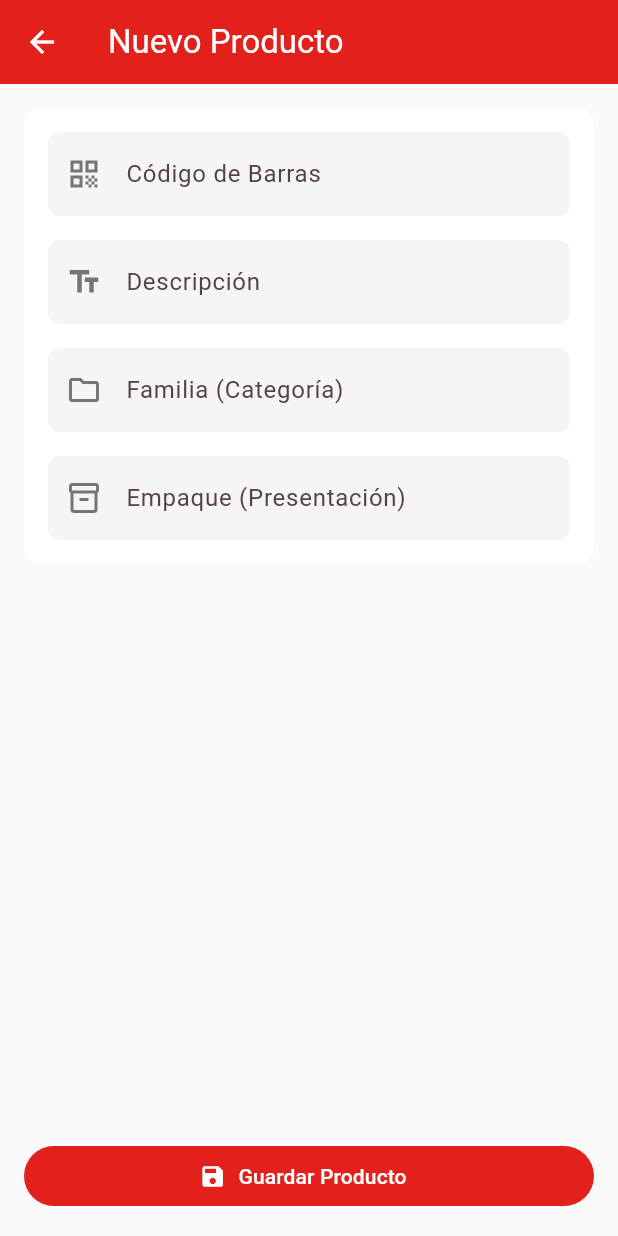
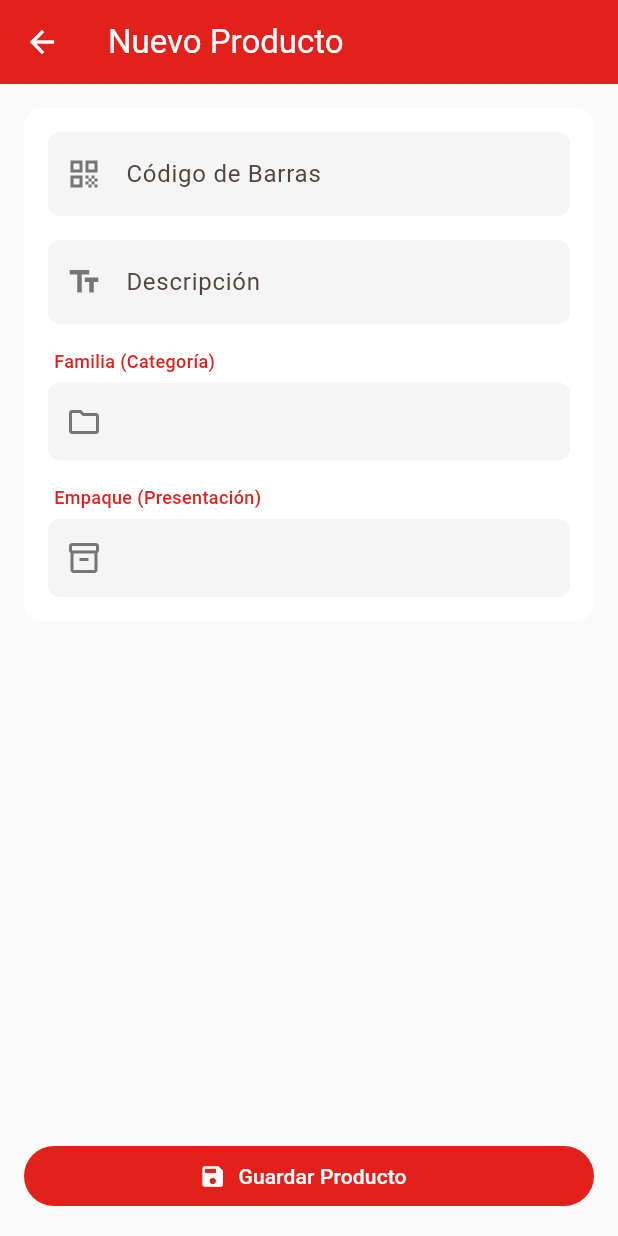
Before and after one commit to EithanMendoza/six-inventario, a Flutter app: the screen it shows after launch, after a tap on the "add" icon, on a phone screen of 412 x 824 dp. Run offline on Flutter 3.47's test engine with Material 3 defaults, Android fonts, the phone set to English and light mode, and no system bars; our stand-ins replace isar, pdf, share_plus; accounts and stored records are empty; generated files the repository leaves out were written again.

Commit message:
refactor(inventario): optimización visual de filtros, ordenamiento y Autocomplete
- UI: Implementación de colores semánticos (verde/naranja) dinámicos para el estado del filtro actual.
- UX: Reestructuración del menú de ordenamiento con divisores lógicos (chunking) e iconografía direccional intuitiva.
- UX: Inversión del layout de tarjetas (Sistema a la izquierda, Físico a la derecha) para facilitar la resta mental.
- Fix: Refactorización 100% nativa del ProductAutocompleteField. Se externalizó el Label para garantizar un anclaje perfecto del menú emergente (OptionsViewOpenDirection.up), eliminando cálculos manuales de pixeles y Transform.translate.

```diff
--- a/lib/features/inventory/widgets/inventory_app_bar.dart
+++ b/lib/features/inventory/widgets/inventory_app_bar.dart
@@ -1,5 +1,6 @@
 // lib/features/inventory/widgets/inventory_app_bar.dart
 import 'package:flutter/material.dart';
+import 'package:six_inventario/core/app_theme.dart';
 import '../controllers/inventory_controller.dart';
 import '../models/filtros_model.dart';
 import '../screens/category_settings_screen.dart';
@@ -23,7 +24,7 @@ class InventoryAppBar extends StatelessWidget implements PreferredSizeWidget {
         child: TextField(
           onChanged: controller.buscar,
           decoration: InputDecoration(
-            hintText: 'Buscar productos...',
+            hintText: 'Buscar',
             hintStyle: TextStyle(color: Colors.grey.shade600, fontSize: 12),
             prefixIcon:
                 Icon(Icons.search, color: Colors.grey.shade600, size: 20),
@@ -66,7 +67,7 @@ class InventoryAppBar extends StatelessWidget implements PreferredSizeWidget {
               );
             }),
         _buildFilterMenu(),
-        _buildSortMenu(),
+        _buildSortMenu(context),
         const SizedBox(width: 6),
       ],
       bottom: TabBar(
@@ -88,14 +89,34 @@ class InventoryAppBar extends StatelessWidget implements PreferredSizeWidget {
   }
 
   Widget _buildFilterMenu() {
+    // MAGIA AQUÍ: Envolvemos el menú para que escuche los cambios de color en tiempo real
+    return ListenableBuilder(
+      listenable: controller,
+      builder: (context, _) {
+        Color colorIcono;
+        switch (controller.filtroActual) {
+          case FiltroEstado.completados:
+            colorIcono = Colors.greenAccent;
+            break;
+          case FiltroEstado.faltantes:
+            colorIcono = Colors.orangeAccent;
+            break;
+          case FiltroEstado.todos:
+          default:
+            colorIcono = Colors.white; // O el color de tu AppBar
+            break;
+        }
+
         return PopupMenuButton<FiltroEstado>(
-      icon: const Icon(Icons.filter_alt),
+          icon: Icon(Icons.filter_alt, color: colorIcono),
           onSelected: controller.cambiarFiltro,
           itemBuilder: (context) => [
             _buildPopupItem(FiltroEstado.todos, 'Mostrar Todo'),
             _buildPopupItem(FiltroEstado.completados, 'Contados'),
             _buildPopupItem(FiltroEstado.faltantes, 'Sin contar'),
           ],
+        );
+      },
     );
   }
 
@@ -107,26 +128,79 @@ class InventoryAppBar extends StatelessWidget implements PreferredSizeWidget {
           style: TextStyle(
               fontWeight: controller.filtroActual == valor
                   ? FontWeight.bold
-                  : FontWeight.normal)),
+                  : FontWeight.normal,
+              color: controller.filtroActual == valor
+                  ? AppTheme.colorPrimario
+                  : Colors.black87)),
     );
   }
 
-  Widget _buildSortMenu() {
+  Widget _buildSortMenu(BuildContext context) {
+    // También lo hacemos reactivo para que el icono principal cambie de color
+    return ListenableBuilder(
+        listenable: controller,
+        builder: (context, _) {
+          final bool isDefault =
+              controller.ordenActual == TipoOrdenamiento.recientes;
+
           return PopupMenuButton<TipoOrdenamiento>(
-      icon: const Icon(Icons.sort),
+            icon: Icon(
+              Icons.sort,
+              color: isDefault ? Colors.white : Colors.lightBlueAccent,
+            ),
             onSelected: controller.cambiarOrden,
-      itemBuilder: (context) => const [
-        PopupMenuItem(
-            value: TipoOrdenamiento.alfabeticoAsc, child: Text('A - Z')),
-        PopupMenuItem(
-            value: TipoOrdenamiento.alfabeticoDesc, child: Text('Z - A')),
-        PopupMenuItem(value: TipoOrdenamiento.codigoAsc, child: Text('0 - 9')),
-        PopupMenuItem(value: TipoOrdenamiento.codigoDesc, child: Text('9 - 0')),
-        PopupMenuItem(
-            value: TipoOrdenamiento.recientes, child: Text('Más Recientes')),
-        PopupMenuItem(
-            value: TipoOrdenamiento.antiguos, child: Text('Más Antiguos')),
+            itemBuilder: (ctx) => [
+              // GRUPO 1: Tiempo (Iconos de reloj muy claros)
+              _buildSortItem(ctx, TipoOrdenamiento.recientes, 'Más Recientes',
+                  Icons.access_time),
+              _buildSortItem(ctx, TipoOrdenamiento.antiguos, 'Más Antiguos',
+                  Icons.history),
+
+              const PopupMenuDivider(),
+
+              // GRUPO 2: Alfabético (Flechas direccionales)
+              _buildSortItem(ctx, TipoOrdenamiento.alfabeticoAsc, 'A - Z',
+                  Icons.arrow_downward),
+              _buildSortItem(ctx, TipoOrdenamiento.alfabeticoDesc, 'Z - A',
+                  Icons.arrow_upward),
+
+              const PopupMenuDivider(),
+
+              // GRUPO 3: Códigos (Flechas direccionales)
+              _buildSortItem(
+                  ctx, TipoOrdenamiento.codigoAsc, '0 - 9', Icons.arrow_upward),
+              _buildSortItem(ctx, TipoOrdenamiento.codigoDesc, '9 - 0',
+                  Icons.arrow_downward),
             ],
+          );
+        });
+  }
+
+  // 3. Modificamos la función para que reciba el BuildContext
+  PopupMenuItem<TipoOrdenamiento> _buildSortItem(BuildContext context,
+      TipoOrdenamiento valor, String texto, IconData icono) {
+    final bool isSelected = controller.ordenActual == valor;
+
+    // 4. ¡Ahora esto funcionará perfectamente porque ya sabe qué es context!
+    final colorPrimario = Theme.of(context).colorScheme.primary;
+
+    return PopupMenuItem(
+      value: valor,
+      child: Row(
+        children: [
+          Icon(icono,
+              size: 20,
+              color: isSelected ? colorPrimario : Colors.grey.shade600),
+          const SizedBox(width: 12),
+          Text(
+            texto,
+            style: TextStyle(
+              fontWeight: isSelected ? FontWeight.bold : FontWeight.normal,
+              color: isSelected ? colorPrimario : Colors.black87,
+            ),
+          ),
+        ],
+      ),
     );
   }
 
--- a/lib/features/inventory/widgets/product_autocomplete_field.dart
+++ b/lib/features/inventory/widgets/product_autocomplete_field.dart
@@ -46,7 +46,27 @@ class _ProductAutocompleteFieldState<T extends Object>
   @override
   Widget build(BuildContext context) {
     return LayoutBuilder(
-      builder: (context, constraints) => RawAutocomplete<T>(
+      builder: (context, constraints) => Column(
+        crossAxisAlignment: CrossAxisAlignment.start,
+        mainAxisSize: MainAxisSize.min,
+        children: [
+          // 1. Etiqueta externa: Al sacarla del InputDecoration,
+          // evitamos que Flutter cree un "techo" invisible demasiado alto.
+          Padding(
+            padding: const EdgeInsets.only(left: 4.0, bottom: 6.0),
+            child: Text(
+              widget.label,
+              style: TextStyle(
+                color: Theme.of(context).colorScheme.primary,
+                fontSize: 12,
+                fontWeight: FontWeight.w500,
+              ),
+            ),
+          ),
+
+          // 2. El Autocomplete con su caja física exacta
+          RawAutocomplete<T>(
+            optionsViewOpenDirection: OptionsViewOpenDirection.up,
             textEditingController: widget.controller,
             focusNode: _focusNode,
             optionsBuilder: (TextEditingValue textEditingValue) {
@@ -63,7 +83,7 @@ class _ProductAutocompleteFieldState<T extends Object>
                 controller: fieldController,
                 focusNode: focusNode,
                 decoration: InputDecoration(
-              labelText: widget.label,
+                  // IMPORTANTE: Ya no usamos labelText aquí
                   filled: true,
                   fillColor: Colors.grey.shade100,
                   prefixIcon: Icon(widget.icon, color: Colors.grey.shade600),
@@ -75,9 +95,13 @@ class _ProductAutocompleteFieldState<T extends Object>
                             setState(() {});
                           })
                       : null,
+                  // Padding interno para que la caja gris se vea proporcional
+                  contentPadding: const EdgeInsets.symmetric(
+                      vertical: 14.0, horizontal: 12.0),
                   border: OutlineInputBorder(
                     borderRadius: BorderRadius.circular(8),
-                  borderSide: BorderSide.none),
+                    borderSide: BorderSide.none,
+                  ),
                 ),
               );
             },
@@ -90,16 +114,17 @@ class _ProductAutocompleteFieldState<T extends Object>
               final itemCount = optionsList.length + (showCreateOption ? 1 : 0);
 
               return Align(
-            alignment: Alignment.topLeft,
+                // 3. Alineación nativa: Se apoyará exactamente en el borde gris
+                alignment: Alignment.bottomLeft,
                 child: Material(
-              elevation: 4,
+                  elevation: 6, // Sombra sutil para despegarlo del fondo
                   borderRadius: BorderRadius.circular(8),
+                  clipBehavior: Clip.antiAlias, // Redondeo limpio
                   child: Container(
                     width: constraints.maxWidth,
-                constraints: const BoxConstraints(
-                    maxHeight: 250), // Auditoría: Limita altura
+                    color: Colors.white,
+                    constraints: const BoxConstraints(maxHeight: 250),
                     child: ListView.builder(
-                  // Auditoría: Renderizado eficiente
                       padding: EdgeInsets.zero,
                       shrinkWrap: true,
                       itemCount: itemCount,
@@ -107,8 +132,8 @@ class _ProductAutocompleteFieldState<T extends Object>
                         if (showCreateOption && index == 0) {
                           return ListTile(
                             tileColor: Colors.white,
-                        leading:
-                            const Icon(Icons.add_circle, color: Colors.blue),
+                            leading: const Icon(Icons.add_circle,
+                                color: Colors.blue),
                             title: Text('Crear "${widget.controller.text}"'),
                             onTap: () {
                               widget.onCreate(widget.controller.text);
@@ -117,7 +142,8 @@ class _ProductAutocompleteFieldState<T extends Object>
                           );
                         }
 
-                    final optionIndex = showCreateOption ? index - 1 : index;
+                        final optionIndex =
+                            showCreateOption ? index - 1 : index;
                         final option = optionsList[optionIndex];
 
                         return ListTile(
@@ -135,6 +161,8 @@ class _ProductAutocompleteFieldState<T extends Object>
               );
             },
           ),
+        ],
+      ),
     );
   }
 }
```
Also changed, not shown: lib/features/inventory/widgets/product_card.dart (+30 -28 lines). Lines whose indentation alone changed are shown as unchanged.
